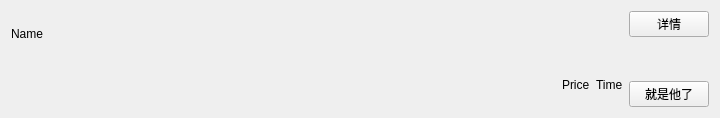
Qt form selectitem.ui (FlyingBlazer/WAC) before a commit.
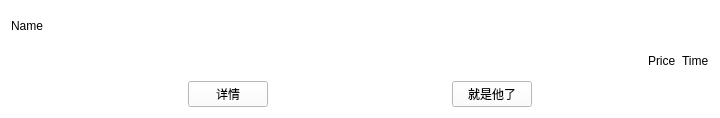
The same form after that commit.

Diff of the .ui file:
```diff
--- a/selectitem.ui
+++ b/selectitem.ui
@@ -19,7 +19,10 @@
   <property name="windowTitle">
    <string>Form</string>
   </property>
-  <layout class="QHBoxLayout" name="horizontalLayout_2">
+  <property name="styleSheet">
+   <string notr="true">background-color: rgb(255, 255, 255);</string>
+  </property>
+  <layout class="QVBoxLayout" name="verticalLayout_2">
    <item>
     <layout class="QVBoxLayout" name="verticalLayout">
      <item>
@@ -63,7 +66,20 @@
     </layout>
    </item>
    <item>
-    <layout class="QVBoxLayout" name="verticalLayout_3">
+    <layout class="QHBoxLayout" name="horizontalLayout_2">
+     <item>
+      <spacer name="horizontalSpacer_3">
+       <property name="orientation">
+        <enum>Qt::Horizontal</enum>
+       </property>
+       <property name="sizeHint" stdset="0">
+        <size>
+         <width>40</width>
+         <height>20</height>
+        </size>
+       </property>
+      </spacer>
+     </item>
      <item>
       <widget class="QPushButton" name="DetailButton">
        <property name="sizePolicy">
@@ -84,14 +100,14 @@
       </widget>
      </item>
      <item>
-      <spacer name="verticalSpacer_2">
+      <spacer name="horizontalSpacer_2">
        <property name="orientation">
-        <enum>Qt::Vertical</enum>
+        <enum>Qt::Horizontal</enum>
        </property>
        <property name="sizeHint" stdset="0">
         <size>
-         <width>20</width>
-         <height>13</height>
+         <width>40</width>
+         <height>20</height>
         </size>
        </property>
       </spacer>
@@ -115,6 +131,19 @@
        </property>
       </widget>
      </item>
+     <item>
+      <spacer name="horizontalSpacer_4">
+       <property name="orientation">
+        <enum>Qt::Horizontal</enum>
+       </property>
+       <property name="sizeHint" stdset="0">
+        <size>
+         <width>40</width>
+         <height>20</height>
+        </size>
+       </property>
+      </spacer>
+     </item>
     </layout>
    </item>
   </layout>
```
